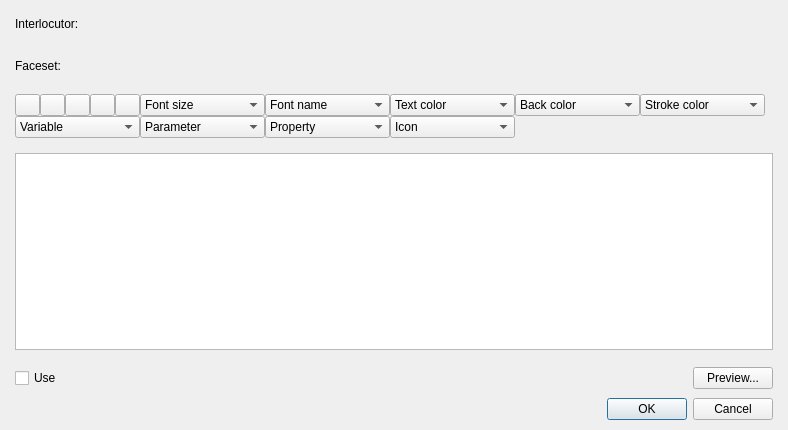
The window that Editor/Dialogs/Commands/dialogcommandshowtext.ui (RPG-Paper-Maker/RPG-Paper-Maker) describes before a commit, drawn with Qt 5.
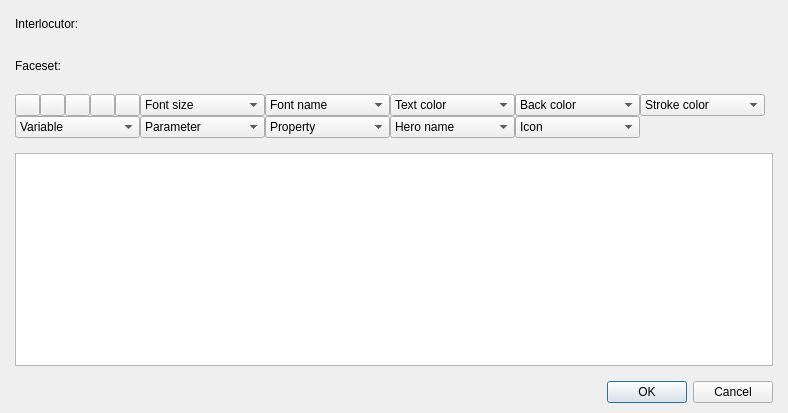
The same window after the commit. Icons and pictures are not drawn. Custom widgets are drawn as their Qt base class.

Diff of the .ui file:
```diff
--- a/Editor/Dialogs/Commands/dialogcommandshowtext.ui
+++ b/Editor/Dialogs/Commands/dialogcommandshowtext.ui
@@ -7,7 +7,7 @@
     <x>0</x>
     <y>0</y>
     <width>788</width>
-    <height>430</height>
+    <height>413</height>
    </rect>
   </property>
   <property name="windowTitle">
@@ -27,7 +27,7 @@
     <number>10</number>
    </property>
    <item row="0" column="0">
-    <layout class="QVBoxLayout" name="verticalLayout_3" stretch="1">
+    <layout class="QVBoxLayout" name="verticalLayout_3" stretch="1,0">
      <property name="spacing">
       <number>15</number>
      </property>
@@ -292,7 +292,7 @@
           </layout>
          </item>
          <item>
-          <layout class="QHBoxLayout" name="horizontalLayout_2" stretch="0,0,0,0,0">
+          <layout class="QHBoxLayout" name="horizontalLayout_2" stretch="0,0,0,0,0,0">
            <property name="spacing">
             <number>0</number>
            </property>
@@ -371,6 +371,31 @@
              </item>
             </widget>
            </item>
+           <item>
+            <widget class="QComboBox" name="comboBoxHeroName">
+             <property name="minimumSize">
+              <size>
+               <width>125</width>
+               <height>0</height>
+              </size>
+             </property>
+             <property name="maximumSize">
+              <size>
+               <width>125</width>
+               <height>16777215</height>
+              </size>
+             </property>
+             <item>
+              <property name="text">
+               <string>Hero name</string>
+              </property>
+              <property name="icon">
+               <iconset resource="../../ressources.qrc">
+                <normaloff>:/icons/Ressources/datas.png</normaloff>:/icons/Ressources/datas.png</iconset>
+              </property>
+             </item>
+            </widget>
+           </item>
            <item>
             <widget class="QComboBox" name="comboBoxIcon">
              <property name="minimumSize">
@@ -417,73 +442,9 @@
         <widget class="QPlainTextEdit" name="plainTextMessage"/>
        </item>
        <item>
-        <layout class="QHBoxLayout" name="horizontalLayout_4" stretch="0,0,1,0">
-         <item>
-          <widget class="QCheckBox" name="checkBoxUse">
-           <property name="text">
-            <string>Use</string>
-           </property>
-          </widget>
-         </item>
-         <item>
-          <widget class="PanelPrimitiveValue" name="panelPrimitiveText" native="true">
-           <property name="enabled">
-            <bool>false</bool>
-           </property>
-           <property name="minimumSize">
-            <size>
-             <width>250</width>
-             <height>27</height>
-            </size>
-           </property>
-           <property name="maximumSize">
-            <size>
-             <width>250</width>
-             <height>27</height>
-            </size>
-           </property>
-          </widget>
-         </item>
-         <item>
-          <spacer name="horizontalSpacer_2">
-           <property name="orientation">
-            <enum>Qt::Horizontal</enum>
-           </property>
-           <property name="sizeHint" stdset="0">
-            <size>
-             <width>568</width>
-             <height>20</height>
-            </size>
-           </property>
-          </spacer>
-         </item>
-         <item>
-          <widget class="QPushButton" name="pushButtonPreview">
-           <property name="text">
-            <string>Preview...</string>
-           </property>
-          </widget>
-         </item>
-        </layout>
+        <layout class="QHBoxLayout" name="horizontalLayout_4" stretch=""/>
        </item>
       </layout>
-     </item>
-    </layout>
-   </item>
-   <item row="1" column="0">
-    <layout class="QHBoxLayout" name="horizontalLayout_5" stretch="1,0">
-     <item>
-      <spacer name="horizontalSpacer_3">
-       <property name="orientation">
-        <enum>Qt::Horizontal</enum>
-       </property>
-       <property name="sizeHint" stdset="0">
-        <size>
-         <width>118</width>
-         <height>20</height>
-        </size>
-       </property>
-      </spacer>
      </item>
      <item>
       <widget class="QDialogButtonBox" name="buttonBox">
```
Left out of the diff: 6 changed lines with no effect on the pictures.
